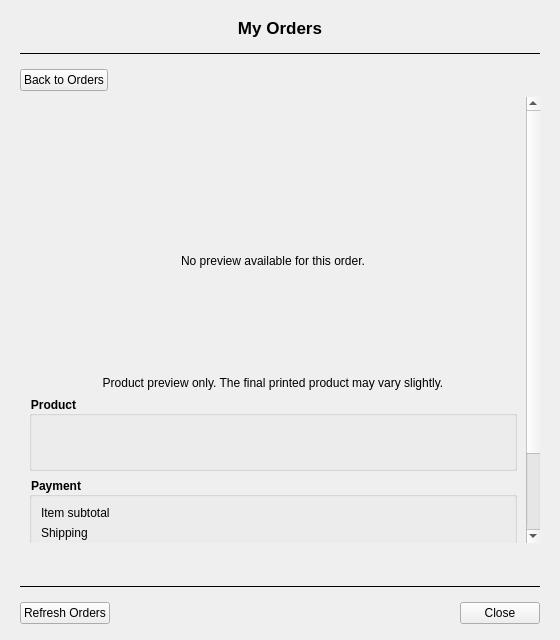
The window that ui/order/order_history_dialog.ui (JacobGeoGeek/qgis-atlaspress) describes before a commit, drawn with Qt 5.
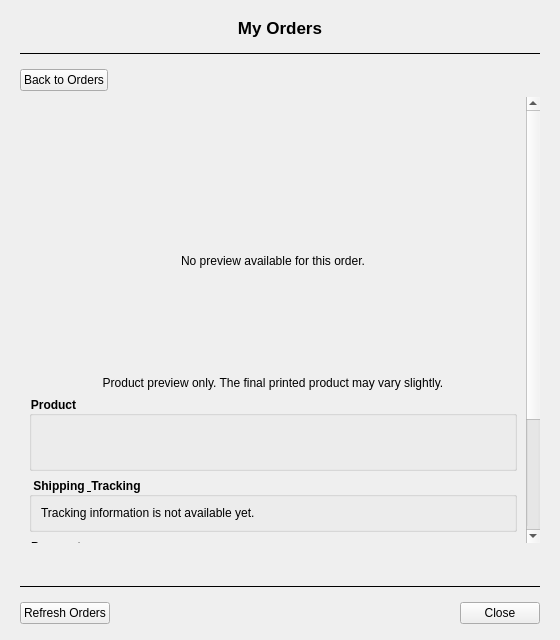
The same window after the commit. The open tabs and pages were chosen to show the change.

Commit message: Add tracking information UI components and related tests for order details

Patch:
```diff
--- a/ui/order/order_history_dialog.ui
+++ b/ui/order/order_history_dialog.ui
@@ -602,6 +602,25 @@
                  </layout>
                 </widget>
                </item>
+               <item>
+                <widget class="QGroupBox" name="trackingGroupBox">
+                 <property name="title">
+                  <string>Shipping &amp; Tracking</string>
+                 </property>
+                 <layout class="QVBoxLayout" name="trackingGroupLayout">
+                  <item>
+                   <widget class="QLabel" name="trackingUnavailableLabel">
+                    <property name="text">
+                     <string>Tracking information is not available yet.</string>
+                    </property>
+                    <property name="wordWrap">
+                     <bool>true</bool>
+                    </property>
+                   </widget>
+                  </item>
+                 </layout>
+                </widget>
+               </item>
                <item>
                 <widget class="QGroupBox" name="paymentGroupBox">
                  <layout class="QFormLayout" name="paymentGroupLayout">
```
The commit also changes 2 other files.
